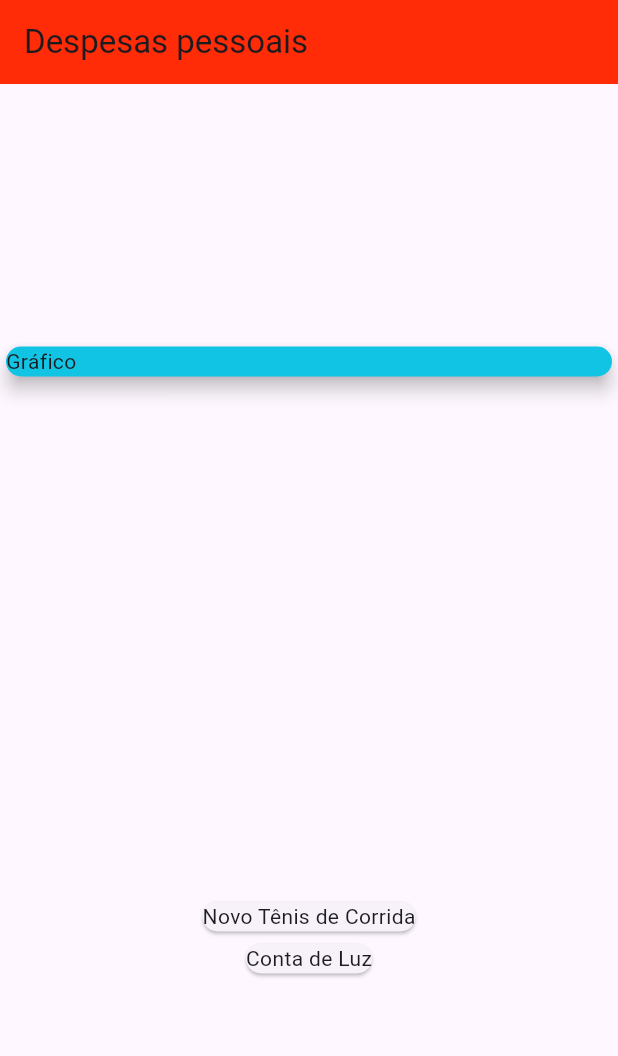
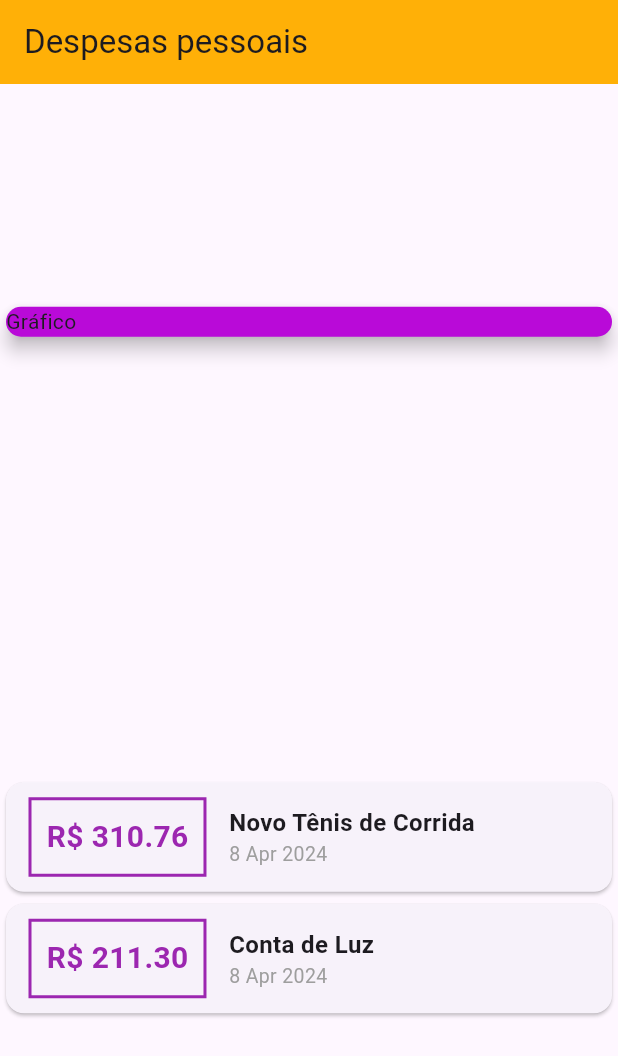
Before and after one commit to ElderGiovani/despesas_pessoais, a Flutter app: the screen it shows after launch, on a phone screen of 412 x 824 dp. Shown: the top 1056 px of the screen. Run offline on Flutter 3.47's test engine with Material 3 defaults, Android fonts, the phone set to English and light mode, and no system bars.

Commit message:
despesas_pessoais _atualização

```diff
--- a/lib/main.dart
+++ b/lib/main.dart
@@ -1,6 +1,6 @@
 import 'package:despesas_pessoais/models/transaction.dart';
-
 import 'package:flutter/material.dart';
+import 'package:intl/intl.dart';
 
 main() {
   runApp(const ExpensesApp());
@@ -39,27 +39,71 @@ class MyHomePage extends StatelessWidget {
   Widget build(BuildContext context) {
     return Scaffold(
       appBar: AppBar(
-        backgroundColor: const Color.fromARGB(255, 255, 44, 7),
+        backgroundColor: const Color.fromARGB(255, 255, 176, 7),
         title: const Text('Despesas pessoais'),
       ),
       body: Column(
         mainAxisAlignment:
-            MainAxisAlignment.spaceAround, //spaceAround:deixa espço ao redor//
+            MainAxisAlignment.spaceAround, //spaceAround:deixa espaço ao redor//
         //eixo principal"vertical"
         crossAxisAlignment: CrossAxisAlignment.stretch, // stretch:estica
         //eixo secundario "horizontal"
         children: <Widget>[
           const SizedBox(
+            // SizedBox mais para espaçamento
             child: Card(
-              color: Color.fromARGB(255, 18, 196, 228),
+              color: Color.fromARGB(255, 185, 10, 216),
               elevation: 5,
               child: Text('Gráfico'),
             ),
           ),
           Column(
             children: _transactions.map((tr) {
+              //mapeamento entre objetos nao visuais convertendo em elementos visuais usando  a função "Map"
               return Card(
-                child: Text(tr.title),
+                child: Row(
+                  children: <Widget>[
+                    Container(
+                      // Usa "Container" quando precisa mais de duas propriedades. EX : margin,altuira ,largura,borda, cor
+                      margin: const EdgeInsets.symmetric(
+                          horizontal: 15, vertical: 10),
+                      decoration: BoxDecoration(
+                          border: Border.all(color: Colors.purple, width: 2)),
+                      padding: const EdgeInsets.all(10),
+                      // conteudo > padding > border > margin //
+                      child: Text(
+                        'R\$ ${tr.value.toStringAsFixed(2)}', //toStringAsFixed casas decimais
+                        style: const TextStyle(
+                          //elemento para estilizar o bloco
+                          fontWeight: FontWeight.bold,
+                          fontSize: 20,
+                          color: Colors.purple,
+                        ),
+                      ),
+                    ),
+                    Column(
+                      crossAxisAlignment: CrossAxisAlignment.start,
+                      children: <Widget>[
+                        Text(
+                          tr.title,
+                          style: const TextStyle(
+                            //elemento para estilizar o texto
+                            fontSize: 16,
+                            fontWeight: FontWeight.bold,
+                          ),
+                        ),
+                        Text(
+                          DateFormat("d MMM y").format(tr.date),
+                          style: const TextStyle(
+                            //elemento para estilizar a data
+                            fontSize: 13,
+                            color: Colors.grey,
+                          ),
+                        ),
+                      ],
+                    )
+                  ],
+                ),
               );
             }).toList(),
           )
--- a/pubspec.yaml
+++ b/pubspec.yaml
@@ -30,7 +30,7 @@ environment:
 dependencies:
   flutter:
     sdk: flutter
-
+  intl: ^0.17.0
 
   # The following adds the Cupertino Icons font to your application.
   # Use with the CupertinoIcons class for iOS style icons.
```
Also changed, not shown: pubspec.lock.
